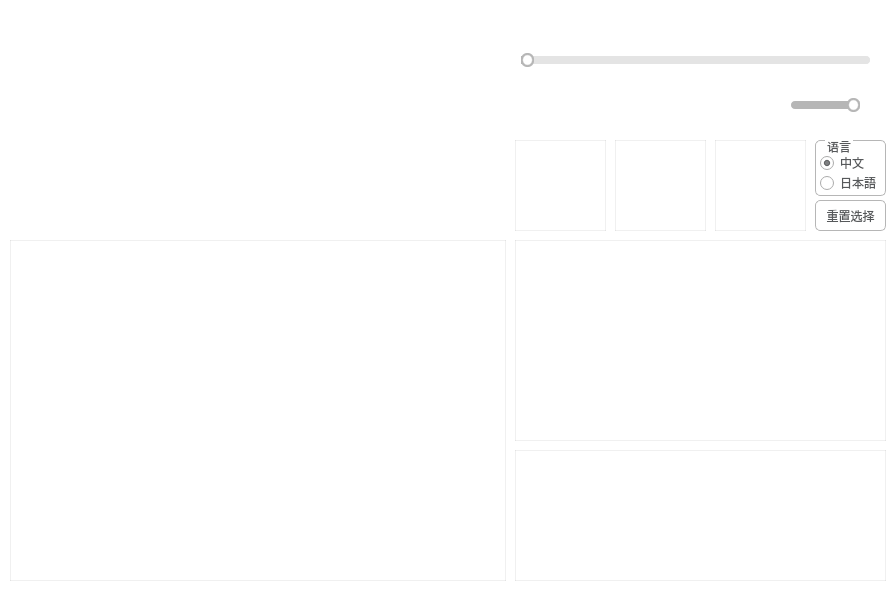
This is mainwindow.ui in IDKiro/Xenoblade2Voice as Qt 5 draws it before an edit. The edited form follows.
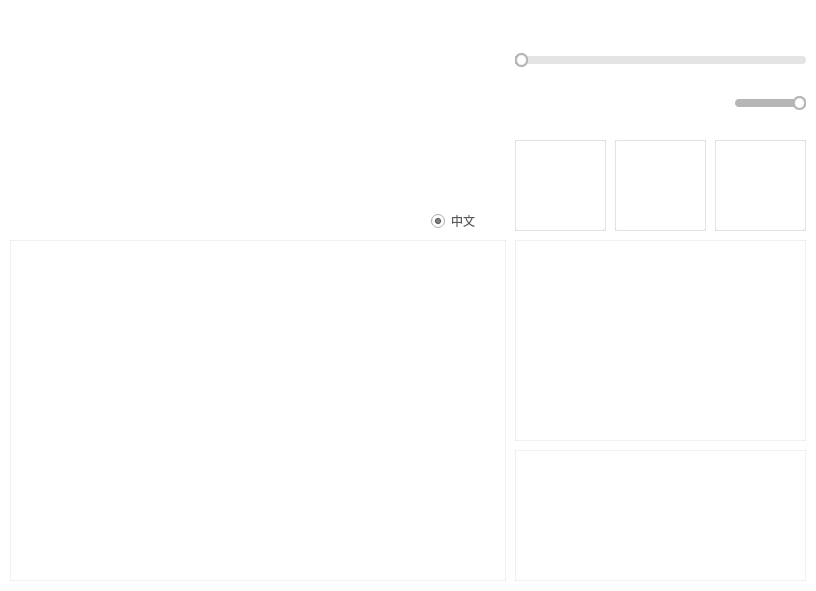
This is the edited form. Icons and pictures are not drawn. Custom widgets are drawn as their Qt base class.

Patch:
```diff
--- a/mainwindow.ui
+++ b/mainwindow.ui
@@ -6,7 +6,7 @@
    <rect>
     <x>0</x>
     <y>0</y>
-    <width>896</width>
+    <width>816</width>
     <height>591</height>
    </rect>
   </property>
@@ -16,12 +16,17 @@
     <verstretch>0</verstretch>
    </sizepolicy>
   </property>
+  <property name="font">
+   <font>
+    <family>3ds</family>
+   </font>
+  </property>
   <property name="windowTitle">
    <string>异度神剑2战斗后对话查询工具</string>
   </property>
   <property name="windowIcon">
    <iconset>
-    <normaloff>resource/icon/icon.png</normaloff>resource/icon/icon.png</iconset>
+    <normaloff>assets/icon/icon.png</normaloff>assets/icon/icon.png</iconset>
   </property>
   <property name="styleSheet">
    <string notr="true">QPalette{background:#FFFFFF;}*{outline:0px;color:#57595B;}
@@ -171,6 +176,11 @@
 background-color:rgba(238,0,0,128);
 }
 
+QRadioButton::indicator{
+width:15px;
+height:15px;
+}
+
 QGroupBox::indicator,QTreeWidget::indicator,QListWidget::indicator{
 padding:0px -3px 0px 3px;
 }
@@ -180,44 +190,6 @@
 height:13px;
 }
 
-QCheckBox::indicator:unchecked,QGroupBox::indicator:unchecked,QTreeWidget::indicator:unchecked,QListWidget::indicator:unchecked{
-image:url(:/qss/flatwhite/checkbox_unchecked.png);
-}
-
-QCheckBox::indicator:unchecked:disabled,QGroupBox::indicator:unchecked:disabled,QTreeWidget::indicator:unchecked:disabled,QListWidget::indicator:disabled{
-image:url(:/qss/flatwhite/checkbox_unchecked_disable.png);
-}
-
-QCheckBox::indicator:checked,QGroupBox::indicator:checked,QTreeWidget::indicator:checked,QListWidget::indicator:checked{
-image:url(:/qss/flatwhite/checkbox_checked.png);
-}
-
-QCheckBox::indicator:checked:disabled,QGroupBox::indicator:checked:disabled,QTreeWidget::indicator:checked:disabled,QListWidget::indicator:checked:disabled{
-image:url(:/qss/flatwhite/checkbox_checked_disable.png);
-}
-
-QCheckBox::indicator:indeterminate,QGroupBox::indicator:indeterminate,QTreeWidget::indicator:indeterminate,QListWidget::indicator:indeterminate{
-image:url(:/qss/flatwhite/checkbox_parcial.png);
-}
-
-QCheckBox::indicator:indeterminate:disabled,QGroupBox::indicator:indeterminate:disabled,QTreeWidget::indicator:indeterminate:disabled,QListWidget::indicator:indeterminate:disabled{
-image:url(:/qss/flatwhite/checkbox_parcial_disable.png);
-}
-
-QTimeEdit::up-button,QDateEdit::up-button,QDateTimeEdit::up-button,QDoubleSpinBox::up-button,QSpinBox::up-button{
-image:url(:/qss/flatwhite/add_top.png);
-width:10px;
-height:10px;
-padding:2px 5px 0px 0px;
-}
-
-QTimeEdit::down-button,QDateEdit::down-button,QDateTimeEdit::down-button,QDoubleSpinBox::down-button,QSpinBox::down-button{
-image:url(:/qss/flatwhite/add_bottom.png);
-width:10px;
-height:10px;
-padding:0px 5px 2px 0px;
-}
-
 QTimeEdit::up-button:pressed,QDateEdit::up-button:pressed,QDateTimeEdit::up-button:pressed,QDoubleSpinBox::up-button:pressed,QSpinBox::up-button:pressed{
 top:-2px;
 }
@@ -226,13 +198,6 @@
 bottom:-2px;
 }
 
-QComboBox::down-arrow,QDateEdit[calendarPopup=&quot;true&quot;]::down-arrow,QTimeEdit[calendarPopup=&quot;true&quot;]::down-arrow,QDateTimeEdit[calendarPopup=&quot;true&quot;]::down-arrow{
-image:url(:/qss/flatwhite/add_bottom.png);
-width:10px;
-height:10px;
-right:2px;
-}
-
 QComboBox::drop-down,QDateEdit::drop-down,QTimeEdit::drop-down,QDateTimeEdit::drop-down{
 subcontrol-origin:padding;
 subcontrol-position:top right;
@@ -355,7 +320,7 @@
 }
 
 QScrollBar::handle:horizontal{
-background:#F6F6F6;
+background:#DDD;
 min-width:50px;
 border-radius:6px;
 }
@@ -392,7 +357,7 @@
 }
 
 QScrollBar::handle:vertical{
-background:#F6F6F6;
+background:#DDD;
 min-height:50px;
 border-radius:6px;
 }
@@ -433,16 +398,6 @@
 gridline-color:#B6B6B6;
 }
 
-QTreeView::branch:closed:has-children{
-margin:4px;
-border-image:url(:/qss/flatwhite/branch_open.png);
-}
-
-QTreeView::branch:open:has-children{
-margin:4px;
-border-image:url(:/qss/flatwhite/branch_close.png);
-}
-
 QTreeView,QListView,QTableView,QSplitter::handle,QTreeView::branch{
 background:#FFFFFF;
 }
@@ -566,18 +521,6 @@
 min-width:80px;
 }
 
-QToolButton#qt_calendar_prevmonth{
-icon-size:0px;
-min-width:20px;
-image:url(:/qss/flatwhite/calendar_prevmonth.png);
-}
-
-QToolButton#qt_calendar_nextmonth{
-icon-size:0px;
-min-width:20px;
-image:url(:/qss/flatwhite/calendar_nextmonth.png);
-}
-
 QToolButton#qt_calendar_prevmonth,QToolButton#qt_calendar_nextmonth,QToolButton#qt_calendar_monthbutton,QToolButton#qt_calendar_yearbutton{
 border:0px solid #57595B;
 border-radius:3px;
@@ -661,7 +604,7 @@
      <rect>
       <x>515</x>
       <y>450</y>
-      <width>371</width>
+      <width>291</width>
       <height>131</height>
      </rect>
     </property>
@@ -677,7 +620,7 @@
      <enum>Qt::NoContextMenu</enum>
     </property>
     <property name="styleSheet">
-     <string notr="true">border-color: rgba(0, 0, 0, 15);</string>
+     <string notr="true">border: 1px solid rgba(15, 15, 15, 15);</string>
     </property>
     <property name="editTriggers">
      <set>QAbstractItemView::DoubleClicked</set>
@@ -719,11 +662,14 @@
      <rect>
       <x>510</x>
       <y>80</y>
-      <width>191</width>
+      <width>166</width>
       <height>56</height>
      </rect>
     </property>
     <layout class="QHBoxLayout" name="horizontalLayout">
+     <property name="spacing">
+      <number>0</number>
+     </property>
      <property name="leftMargin">
       <number>0</number>
      </property>
@@ -747,7 +693,7 @@
        </property>
        <property name="icon">
         <iconset>
-         <normaloff>resource/icon/previous.png</normaloff>resource/icon/previous.png</iconset>
+         <normaloff>assets/icon/previous.png</normaloff>assets/icon/previous.png</iconset>
        </property>
        <property name="iconSize">
         <size>
@@ -771,7 +717,7 @@
        </property>
        <property name="icon">
         <iconset>
-         <normaloff>resource/icon/play.png</normaloff>resource/icon/play.png</iconset>
+         <normaloff>assets/icon/play.png</normaloff>assets/icon/play.png</iconset>
        </property>
        <property name="iconSize">
         <size>
@@ -801,7 +747,7 @@
        </property>
        <property name="icon">
         <iconset>
-         <normaloff>resource/icon/next.png</normaloff>resource/icon/next.png</iconset>
+         <normaloff>assets/icon/next.png</normaloff>assets/icon/next.png</iconset>
        </property>
        <property name="iconSize">
         <size>
@@ -822,7 +768,7 @@
        </property>
        <property name="icon">
         <iconset>
-         <normaloff>resource/icon/reorder.png</normaloff>resource/icon/reorder.png</iconset>
+         <normaloff>assets/icon/reorder.png</normaloff>assets/icon/reorder.png</iconset>
        </property>
        <property name="iconSize">
         <size>
@@ -837,13 +783,22 @@
    <widget class="QWidget" name="horizontalLayoutWidget_2">
     <property name="geometry">
      <rect>
-      <x>730</x>
+      <x>680</x>
       <y>80</y>
-      <width>141</width>
+      <width>131</width>
       <height>51</height>
      </rect>
     </property>
     <layout class="QHBoxLayout" name="horizontalLayout_2">
+     <property name="spacing">
+      <number>0</number>
+     </property>
+     <property name="topMargin">
+      <number>7</number>
+     </property>
+     <property name="rightMargin">
+      <number>5</number>
+     </property>
      <item>
       <widget class="QPushButton" name="mute">
        <property name="sizePolicy">
@@ -864,7 +819,7 @@
        </property>
        <property name="icon">
         <iconset>
-         <normaloff>resource/icon/volume.png</normaloff>resource/icon/volume.png</iconset>
+         <normaloff>assets/icon/volume.png</normaloff>assets/icon/volume.png</iconset>
        </property>
        <property name="iconSize">
         <size>
@@ -922,7 +877,7 @@
      </font>
     </property>
     <property name="styleSheet">
-     <string notr="true">border-color: rgba(0, 0, 0, 15);</string>
+     <string notr="true">border: 1px solid rgba(15, 15, 15, 15);</string>
     </property>
     <property name="verticalScrollBarPolicy">
      <enum>Qt::ScrollBarAlwaysOff</enum>
@@ -960,6 +915,9 @@
     <property name="uniformItemSizes">
      <bool>true</bool>
     </property>
+    <property name="sortingEnabled">
+     <bool>false</bool>
+    </property>
    </widget>
    <widget class="QGraphicsView" name="graphicsView_char_1">
     <property name="geometry">
@@ -1027,71 +985,22 @@
      <enum>Qt::ScrollBarAlwaysOff</enum>
     </property>
    </widget>
-   <widget class="QGroupBox" name="groupBox">
-    <property name="geometry">
-     <rect>
-      <x>815</x>
-      <y>140</y>
-      <width>71</width>
-      <height>56</height>
-     </rect>
-    </property>
-    <property name="title">
-     <string>语言</string>
-    </property>
-    <widget class="QRadioButton" name="radioButton_CN">
-     <property name="geometry">
-      <rect>
-       <x>5</x>
-       <y>15</y>
-       <width>46</width>
-       <height>16</height>
-      </rect>
-     </property>
-     <property name="text">
-      <string>中文</string>
-     </property>
-     <property name="checked">
-      <bool>true</bool>
-     </property>
-    </widget>
-    <widget class="QRadioButton" name="radioButton_JP">
-     <property name="geometry">
-      <rect>
-       <x>5</x>
-       <y>35</y>
-       <width>61</width>
-       <height>16</height>
-      </rect>
-     </property>
-     <property name="text">
-      <string>日本語</string>
-     </property>
-    </widget>
-   </widget>
-   <widget class="QPushButton" name="reset">
-    <property name="geometry">
-     <rect>
-      <x>815</x>
-      <y>200</y>
-      <width>71</width>
-      <height>31</height>
-     </rect>
-    </property>
-    <property name="text">
-     <string>重置选择</string>
-    </property>
-   </widget>
    <widget class="QWidget" name="verticalLayoutWidget">
     <property name="geometry">
      <rect>
       <x>510</x>
       <y>40</y>
-      <width>371</width>
+      <width>301</width>
       <height>42</height>
      </rect>
     </property>
     <layout class="QVBoxLayout" name="verticalLayout">
+     <property name="leftMargin">
+      <number>5</number>
+     </property>
+     <property name="rightMargin">
+      <number>5</number>
+     </property>
      <item>
       <widget class="QSlider" name="seekBar">
        <property name="mouseTracking">
@@ -1118,7 +1027,7 @@
      <rect>
       <x>515</x>
       <y>240</y>
-      <width>371</width>
+      <width>291</width>
       <height>201</height>
      </rect>
     </property>
@@ -1134,7 +1043,7 @@
      <enum>Qt::NoContextMenu</enum>
     </property>
     <property name="styleSheet">
-     <string notr="true">border-color: rgba(0, 0, 0, 15);</string>
+     <string notr="true">border: 1px solid rgba(15, 15, 15, 15);</string>
     </property>
     <property name="editTriggers">
      <set>QAbstractItemView::DoubleClicked</set>
@@ -1157,7 +1066,7 @@
      <rect>
       <x>0</x>
       <y>0</y>
-      <width>896</width>
+      <width>816</width>
       <height>30</height>
      </rect>
     </property>
@@ -1167,7 +1076,7 @@
     <widget class="QPushButton" name="pushButton_close">
      <property name="geometry">
       <rect>
-       <x>866</x>
+       <x>786</x>
        <y>0</y>
        <width>30</width>
        <height>30</height>
@@ -1195,7 +1104,7 @@
      </property>
      <property name="icon">
       <iconset>
-       <normaloff>resource/icon/close.png</normaloff>resource/icon/close.png</iconset>
+       <normaloff>assets/icon/close.png</normaloff>assets/icon/close.png</iconset>
      </property>
      <property name="iconSize">
       <size>
@@ -1207,7 +1116,7 @@
     <widget class="QPushButton" name="pushButton_min">
      <property name="geometry">
       <rect>
-       <x>836</x>
+       <x>756</x>
        <y>0</y>
        <width>30</width>
        <height>30</height>
@@ -1235,7 +1144,7 @@
      </property>
      <property name="icon">
       <iconset>
-       <normaloff>resource/icon/minus.png</normaloff>resource/icon/minus.png</iconset>
+       <normaloff>assets/icon/minus.png</normaloff>assets/icon/minus.png</iconset>
      </property>
      <property name="iconSize">
       <size>
@@ -1255,6 +1164,121 @@
      </rect>
     </property>
    </widget>
+   <widget class="QPushButton" name="pushButton_char_1">
+    <property name="geometry">
+     <rect>
+      <x>515</x>
+      <y>140</y>
+      <width>91</width>
+      <height>91</height>
+     </rect>
+    </property>
+    <property name="styleSheet">
+     <string notr="true">.QPushButton {
+background-color: rgba(255, 255, 255, 0);
+border: 1px solid rgba(15, 15, 15, 15);
+border-radius: 2px
+}
+.QPushButton:hover {
+background-color: rgba(191, 191, 191, 63);
+}
+.QPushButton:pressed {
+background-color: rgba(191, 191, 191, 31);
+}</string>
+    </property>
+    <property name="text">
+     <string/>
+    </property>
+   </widget>
+   <widget class="QPushButton" name="pushButton_char_2">
+    <property name="geometry">
+     <rect>
+      <x>615</x>
+      <y>140</y>
+      <width>91</width>
+      <height>91</height>
+     </rect>
+    </property>
+    <property name="styleSheet">
+     <string notr="true">.QPushButton {
+background-color: rgba(255, 255, 255, 0);
+border: 1px solid rgba(15, 15, 15, 15);
+border-radius: 2px
+}
+.QPushButton:hover {
+background-color: rgba(191, 191, 191, 63);
+}
+.QPushButton:pressed {
+background-color: rgba(191, 191, 191, 31);
+}</string>
+    </property>
+    <property name="text">
+     <string/>
+    </property>
+   </widget>
+   <widget class="QPushButton" name="pushButton_char_3">
+    <property name="geometry">
+     <rect>
+      <x>715</x>
+      <y>140</y>
+      <width>91</width>
+      <height>91</height>
+     </rect>
+    </property>
+    <property name="styleSheet">
+     <string notr="true">.QPushButton {
+background-color: rgba(255, 255, 255, 0);
+border: 1px solid rgba(15, 15, 15, 15);
+border-radius: 2px
+}
+.QPushButton:hover {
+background-color: rgba(191, 191, 191, 63);
+}
+.QPushButton:pressed {
+background-color: rgba(191, 191, 191, 31);
+}</string>
+    </property>
+    <property name="text">
+     <string/>
+    </property>
+   </widget>
+   <widget class="QRadioButton" name="radioButton_lang">
+    <property name="geometry">
+     <rect>
+      <x>430</x>
+      <y>210</y>
+      <width>81</width>
+      <height>21</height>
+     </rect>
+    </property>
+    <property name="styleSheet">
+     <string notr="true">QRadioButton::indicator { 
+    width: 28px;
+    height: 28px;
+}
+
+QRadioButton::indicator::unchecked {
+     
+    image: url(:/icon/assets/icon/SliderRight.png);
+}
+
+QRadioButton::indicator::checked { 
+    image: url(:/icon/assets/icon/SliderLeft.png);
+}
+
+QRadioButton ,QCheckBox{
+    spacing: 5px;
+    font-size: 14px;
+}
+	background-color: rgba(255, 255, 255, 0);</string>
+    </property>
+    <property name="text">
+     <string>中文</string>
+    </property>
+    <property name="checked">
+     <bool>true</bool>
+    </property>
+   </widget>
   </widget>
   <action name="actionxunhuan">
    <property name="text">
```
Left out of the diff: 4 changed lines with no effect on the pictures.
